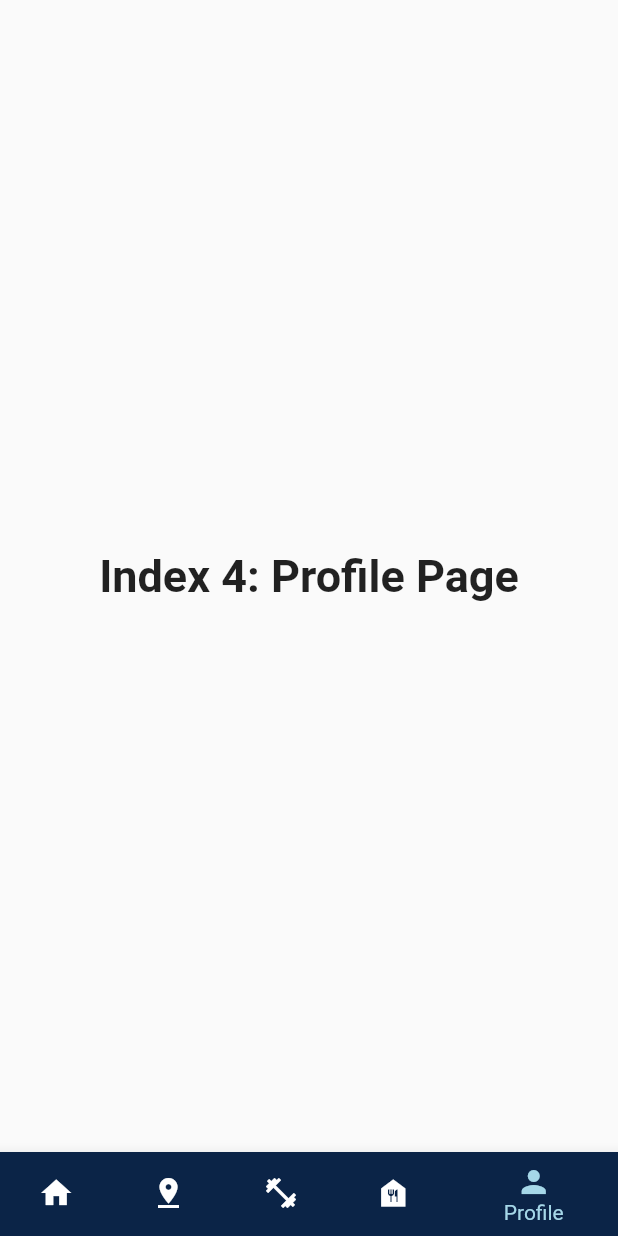
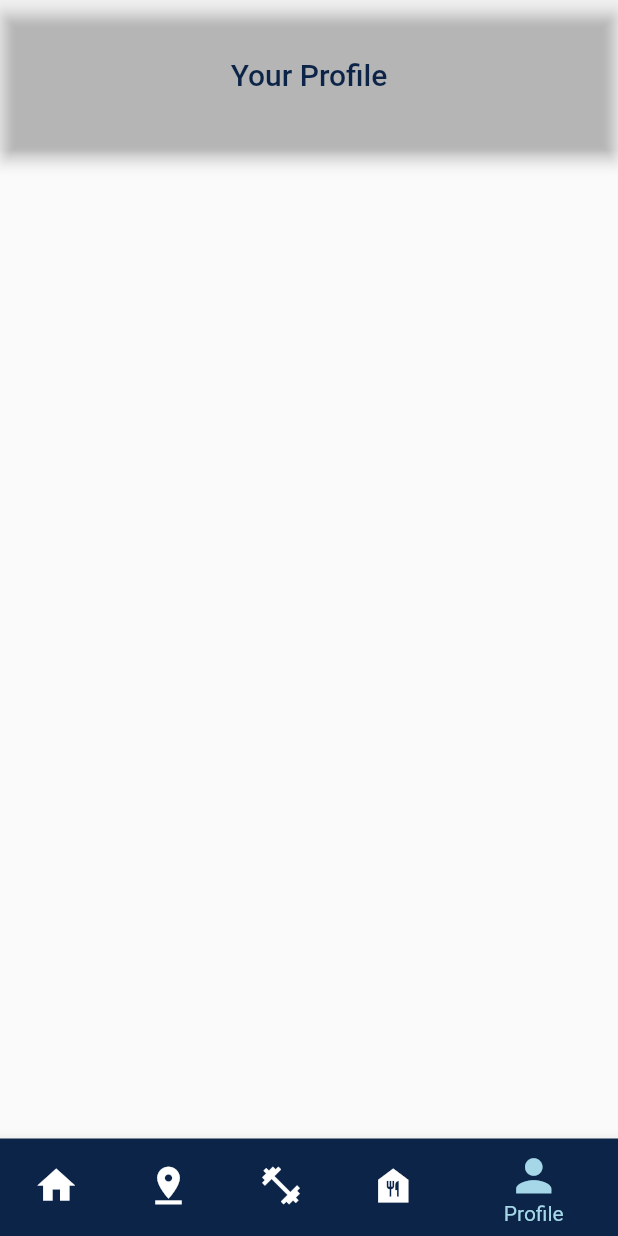
Before and after one commit to Sxmxrth/CalFit-Mini-Project, a Flutter app: the bottomNavbar screen opened by its route, item 5 of the bottom bar chosen, on a phone screen of 412 x 824 dp. Run offline on Flutter 3.47's test engine with Material 2 defaults, Android fonts, the phone set to English and light mode, and no system bars.

Commit message:
Changes to the bottom navbar and created profile page

```diff
--- a/cal_fit/lib/main.dart
+++ b/cal_fit/lib/main.dart
@@ -4,6 +4,7 @@ import 'package:flutter/services.dart';
 import 'screens/signupPage.dart';
 import 'screens/loginPage.dart';
 import 'screens/home.dart';
+import 'screens/profilePage.dart';
 import 'widgets/bottomNavbar.dart';
 
 void main() {
--- /dev/null
+++ b/cal_fit/lib/screens/profilePage.dart
@@ -0,0 +1,18 @@
+import 'package:flutter/material.dart';
+
+class ProfilePage extends StatelessWidget {
+  const ProfilePage({super.key});
+
+  @override
+  Widget build(BuildContext context) {
+    return Scaffold(
+      appBar: AppBar(
+        backgroundColor: Color(0xffffff),
+        toolbarHeight: 100,
+        title: Text('Your Profile',style: TextStyle(color: Color(0xff0B2447)),),
+        centerTitle: true,
+        automaticallyImplyLeading: false,
+      ),
+    );
+  }
+}
--- a/cal_fit/lib/widgets/bottomNavbar.dart
+++ b/cal_fit/lib/widgets/bottomNavbar.dart
@@ -1,6 +1,7 @@
 // ignore_for_file: camel_case_types, prefer_const_constructors
 
 import 'package:flutter/material.dart';
+import 'package:cal_fit/screens/profilePage.dart';
 
 class bottomNavbar extends StatefulWidget {
   const bottomNavbar({super.key});
@@ -30,10 +31,7 @@ class _bottomNavbarState extends State<bottomNavbar> {
       'Index 3: Diet Options',
       style: optionStyle,
     ),
-    Text(
-      'Index 4: Profile Page',
-      style: optionStyle,
-    ),
+    ProfilePage(),
   ];
 
   void _onItemTapped(int index) {
@@ -78,6 +76,8 @@ class _bottomNavbarState extends State<bottomNavbar> {
         ],
         currentIndex: _selectedIndex,
         selectedItemColor: Color(0xffA5D7E8),
+        unselectedIconTheme: IconThemeData(size: 30),
+        selectedIconTheme: IconThemeData(size:35),
         onTap: _onItemTapped,
       ),
     );
```
